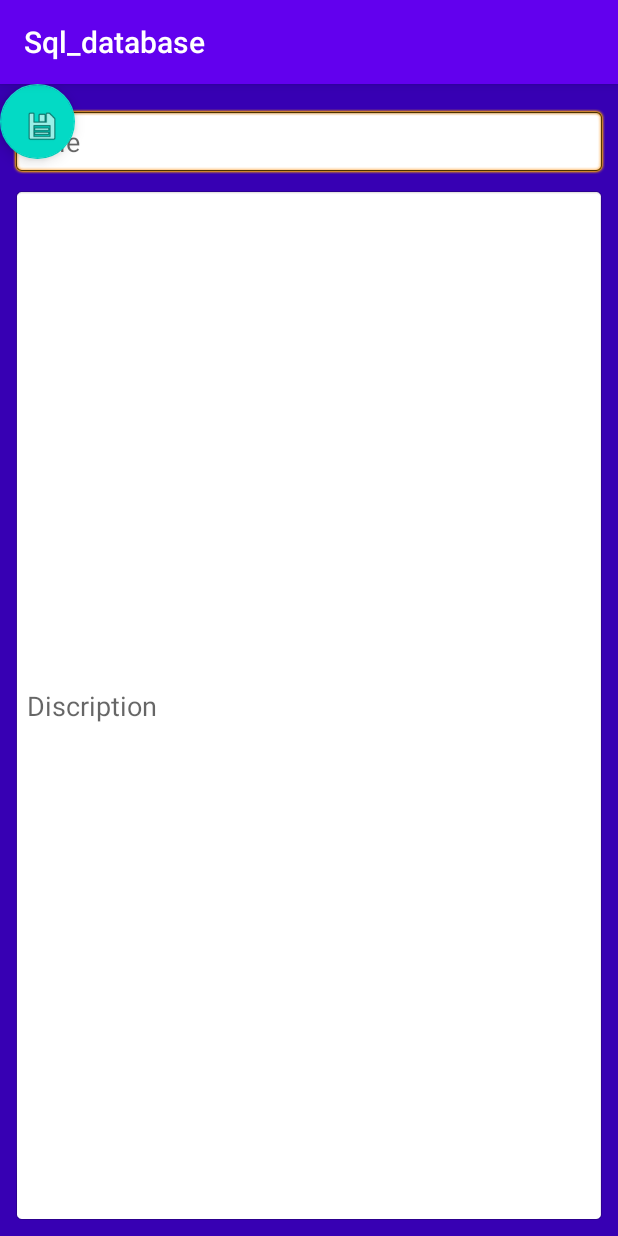
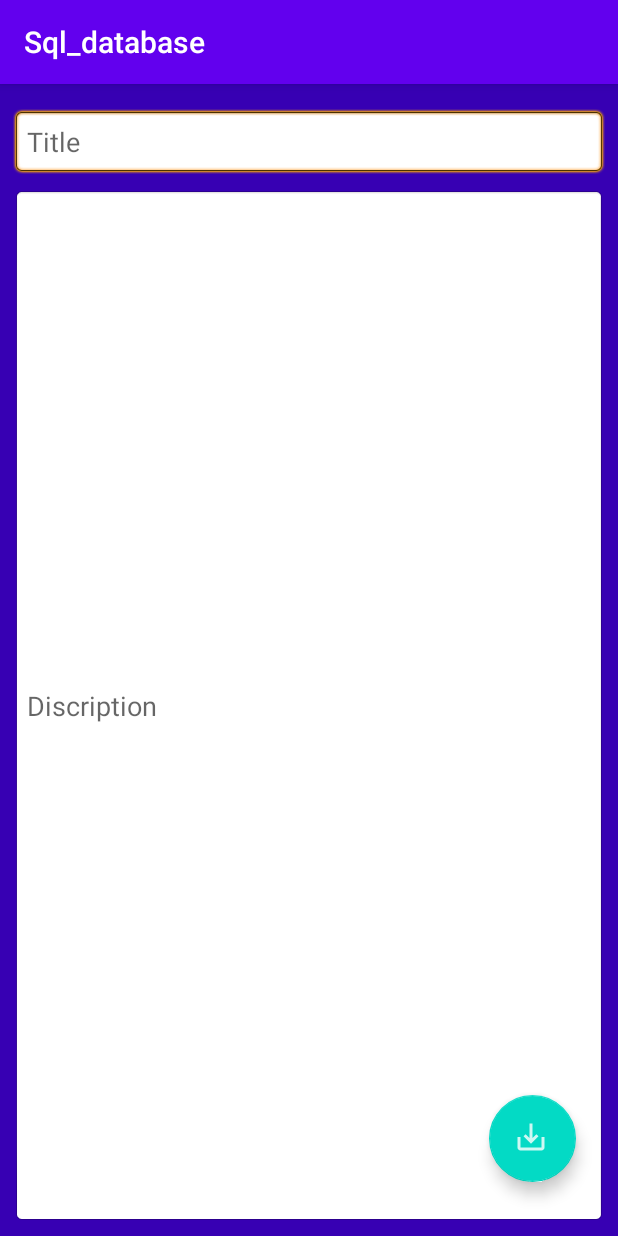
Before and after one commit to MadMakZa/Sql_database, an Android app: the screen it shows after launch (MainActivity), on a phone screen of 412 x 824 dp. Run offline under Robolectric (Android 15) with nearby library versions, the phone set to English and light mode, and no system bars.

```diff
--- a/app/build.gradle
+++ b/app/build.gradle
@@ -12,6 +12,7 @@ android {
         versionName "1.0"
 
         testInstrumentationRunner "androidx.test.runner.AndroidJUnitRunner"
+        android.defaultConfig.vectorDrawables.useSupportLibrary = true
     }
 
     buildTypes {
--- a/app/src/main/AndroidManifest.xml
+++ b/app/src/main/AndroidManifest.xml
@@ -9,6 +9,7 @@
         android:roundIcon="@mipmap/ic_launcher_round"
         android:supportsRtl="true"
         android:theme="@style/AppTheme">
+        <activity android:name=".EditActivity"></activity>
         <activity android:name=".MainActivity">
             <intent-filter>
                 <action android:name="android.intent.action.MAIN" />
--- a/app/src/main/res/layout/activity_main.xml
+++ b/app/src/main/res/layout/activity_main.xml
@@ -46,11 +46,15 @@
 
     <com.google.android.material.floatingactionbutton.FloatingActionButton
         android:id="@+id/floatingActionButton"
-        android:layout_width="59dp"
-        android:layout_height="50dp"
+        android:layout_width="58dp"
+        android:layout_height="65dp"
+        android:layout_marginEnd="28dp"
+        android:layout_marginRight="28dp"
+        android:layout_marginBottom="36dp"
         android:clickable="true"
-        app:srcCompat="@android:drawable/ic_menu_save"
-        tools:layout_editor_absoluteX="325dp"
-        tools:layout_editor_absoluteY="619dp" />
+        android:onClick="onClickSave"
+        app:layout_constraintBottom_toBottomOf="parent"
+        app:layout_constraintEnd_toEndOf="parent"
+        app:srcCompat="@drawable/ic_save" />
 
 </androidx.constraintlayout.widget.ConstraintLayout>
```
Also changed, not shown: app/src/main/java/com/example/sql_database/EditActivity.java (added, +14 -0 lines), app/src/main/java/com/example/sql_database/MainActivity.java (+0 -7 lines), app/src/main/res/layout/activity_edit.xml (added, +9 -0 lines).
